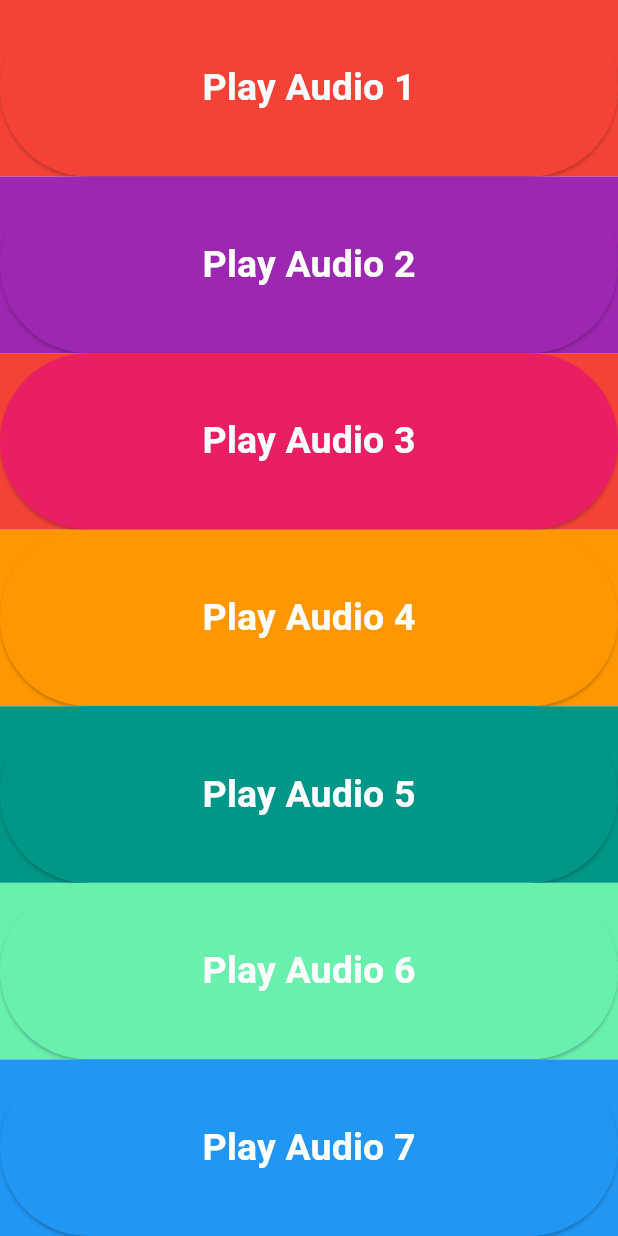
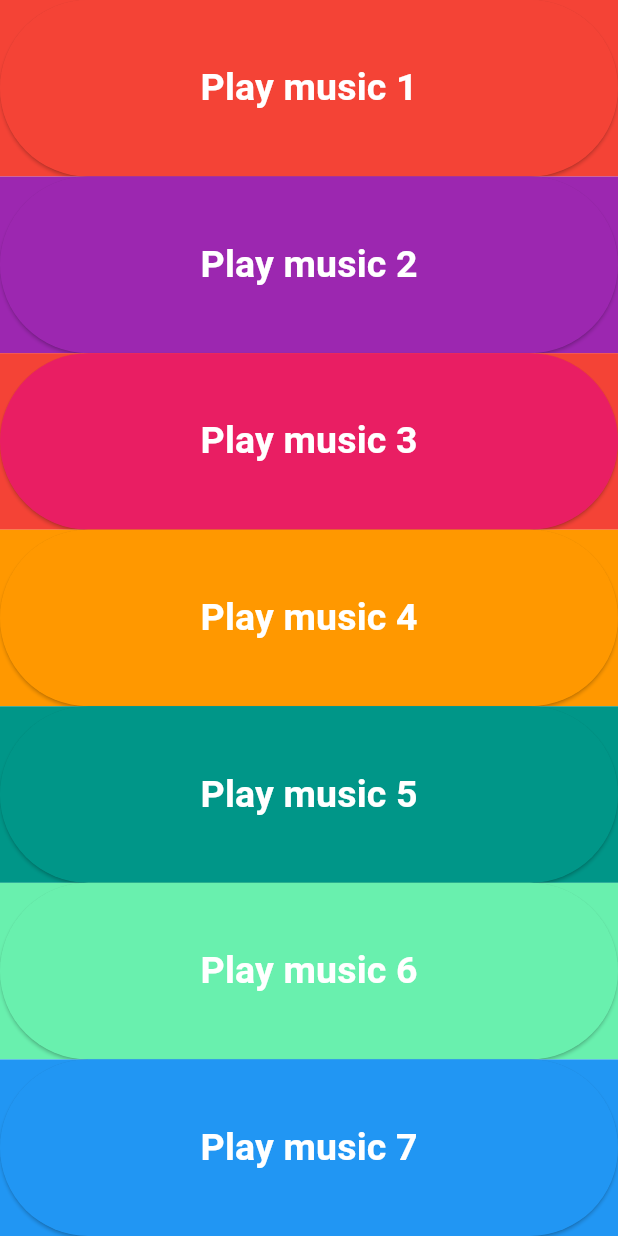
Before and after one commit to Shayanzahid227/simple-Dice-Game, a Flutter app: the screen it shows after launch, on a phone screen of 412 x 824 dp. Run offline on Flutter 3.47's test engine with Material 3 defaults, Android fonts, the phone set to English and light mode, and no system bars; our stand-ins replace audioplayers.

Commit message:
updated code

```diff
--- a/lib/Xylaphone/xylaphone.dart
+++ b/lib/Xylaphone/xylaphone.dart
@@ -24,7 +24,7 @@ class Xylophone extends StatelessWidget {
               color: Colors.red,
               child: musicButton(
                 path: AppAssets().note1,
-                title: 'Play Audio 1',
+                title: 'Play music 1',
                 color: Colors.red,
               ),
             ),
@@ -36,7 +36,7 @@ class Xylophone extends StatelessWidget {
               color: Colors.purple,
               child: musicButton(
                 path: AppAssets().note2,
-                title: 'Play Audio 2',
+                title: 'Play music 2',
                 color: Colors.purple,
               ),
             ),
@@ -48,7 +48,7 @@ class Xylophone extends StatelessWidget {
               color: Colors.red,
               child: musicButton(
                 path: AppAssets().note3,
-                title: 'Play Audio 3',
+                title: 'Play music 3',
                 color: Colors.pink,
               ),
             ),
@@ -60,7 +60,7 @@ class Xylophone extends StatelessWidget {
               color: Colors.orange,
               child: musicButton(
                 path: AppAssets().note4,
-                title: 'Play Audio 4',
+                title: 'Play music 4',
                 color: Colors.orange,
               ),
             ),
@@ -72,7 +72,7 @@ class Xylophone extends StatelessWidget {
               color: Colors.teal,
               child: musicButton(
                 path: AppAssets().note5,
-                title: 'Play Audio 5',
+                title: 'Play music 5',
                 color: Colors.teal,
               ),
             ),
@@ -84,7 +84,7 @@ class Xylophone extends StatelessWidget {
               color: Colors.greenAccent,
               child: musicButton(
                 path: AppAssets().note6,
-                title: 'Play Audio 6',
+                title: 'Play music 6',
                 color: Colors.greenAccent,
               ),
             ),
@@ -96,7 +96,7 @@ class Xylophone extends StatelessWidget {
               color: Colors.blue,
               child: musicButton(
                 path: AppAssets().note7,
-                title: 'Play Audio 7',
+                title: 'Play music 7',
                 color: Colors.blue,
               ),
             ),
```
